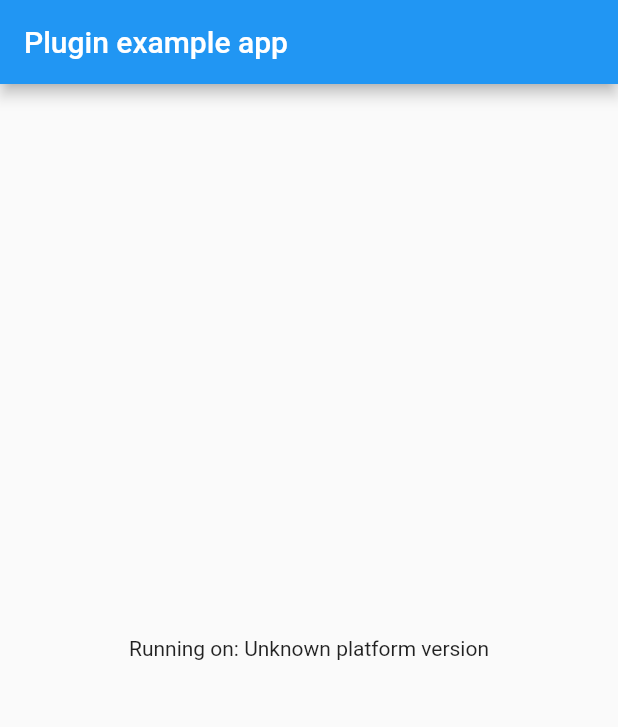
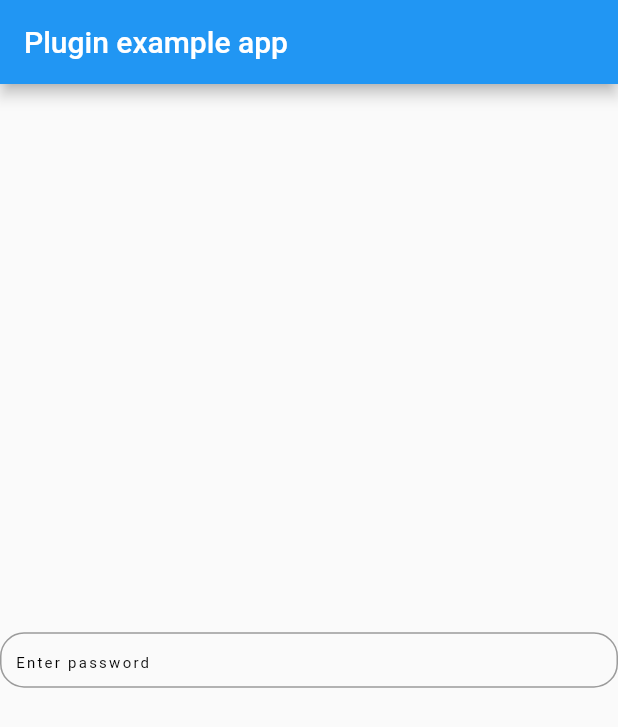
Before and after one commit to prabhuc94/flexicomponents, a Flutter app: the screen it shows after launch, on a phone screen of 412 x 824 dp. Shown: the top 727 px of the screen. Run offline on Flutter 3.47's test engine with Material 2 defaults, Android fonts, the phone set to English and light mode, and no system bars; our stand-ins replace dropdown_search, flutter_screenutil, flutter_svg, plugin_platform_interface; missing offline and left inert: dart:html, date_time, window_manager; project files that could hold a hidden picture were left out.

Commit message:
Password field added

```diff
--- a/example/lib/main.dart
+++ b/example/lib/main.dart
@@ -1,8 +1,9 @@
 import 'package:flutter/material.dart';
 import 'dart:async';
-
+import 'package:flutter_screenutil/flutter_screenutil.dart';
 import 'package:flutter/services.dart';
 import 'package:flexicomponents/flexicomponents.dart';
+import 'package:flexicomponents/components/app_component_password_field.dart';
 
 void main() {
   runApp(const MyApp());
@@ -31,8 +32,8 @@ class _MyAppState extends State<MyApp> {
     // Platform messages may fail, so we use a try/catch PlatformException.
     // We also handle the message potentially returning null.
     try {
-      platformVersion =
-          await _flexicomponentsPlugin.getPlatformVersion() ?? 'Unknown platform version';
+      platformVersion = await _flexicomponentsPlugin.getPlatformVersion() ??
+          'Unknown platform version';
     } on PlatformException {
       platformVersion = 'Failed to get platform version.';
     }
@@ -49,15 +50,24 @@ class _MyAppState extends State<MyApp> {
 
   @override
   Widget build(BuildContext context) {
-    return MaterialApp(
-      home: Scaffold(
-        appBar: AppBar(
-          title: const Text('Plugin example app'),
-        ),
-        body: Center(
-          child: Text('Running on: $_platformVersion\n'),
+    return ScreenUtilInit(
+      builder: (_, __) => MaterialApp(
+        home: Scaffold(
+          appBar: AppBar(
+            title: const Text('Plugin example app'),
+          ),
+          body: Center(
+            child: PasswordTextField(
+              isDense: true,
+                hintText: "Enter password",
+                contentPadding: EdgeInsets.all(10.spMin),
+                border: OutlineInputBorder(
+                    borderRadius: BorderRadius.circular(16.spMin))),
+          ),
         ),
       ),
+      minTextAdapt: true,
+      designSize: const Size(360, 690),
     );
   }
 }
--- /dev/null
+++ b/lib/components/app_component_password_field.dart
@@ -0,0 +1,59 @@
+// ignore_for_file: must_be_immutable
+
+import 'package:flexicomponents/extension/app_simple_extensions.dart';
+import 'package:flutter/material.dart';
+import 'package:flutter_screenutil/flutter_screenutil.dart';
+
+class PasswordTextField extends StatelessWidget {
+  final ValueNotifier<bool> _hidePassword = ValueNotifier(true);
+  TextEditingController? controller;
+  final FocusNode _focusNode = FocusNode();
+  String? hintText;
+  TextStyle? hintTextStyle;
+  TextStyle? style;
+  BoxConstraints? constraints;
+  InputBorder? border;
+  EdgeInsets? contentPadding;
+  bool? isDense;
+  Function()? onEditingComplete;
+  Function(String val)? onSubmitted;
+  Function(String val)? onChanged;
+  PasswordTextField({super.key, this.controller, this.isDense, this.contentPadding, this.border, this.constraints, this.hintText, this.hintTextStyle, this.style, this.onEditingComplete, this.onSubmitted, this.onChanged});
+
+  @override
+  Widget build(BuildContext context) {
+    return ValueListenableBuilder(valueListenable: _hidePassword, builder: (_, value, __) => TextField(
+      key: key,
+      style: style ?? context.textTheme.labelMedium,
+      onEditingComplete: onEditingComplete,
+      onSubmitted: onSubmitted,
+      onChanged: onChanged,
+      focusNode: _focusNode,
+      onTap: () => _focusNode.requestFocus(),
+      maxLines: 1,
+      minLines: 1,
+      obscureText: value,
+      keyboardType: TextInputType.visiblePassword,
+      controller: controller,
+      onTapOutside: (val) {
+        _focusNode.unfocus();
+        _hidePassword.value = true;
+      },
+      textAlign: TextAlign.start,
+      decoration: InputDecoration(
+        hintText: hintText,
+          hintStyle: hintTextStyle ?? context.textTheme.labelSmall,
+          constraints: constraints,
+          border: border,
+          contentPadding: contentPadding,
+          isDense: isDense,
+          suffix: MouseRegion(
+            cursor: SystemMouseCursors.click,
+            child: GestureDetector(onTap: (){
+              _hidePassword.value = !value;
+            }, child: Icon((value) ? Icons.visibility_outlined : Icons.visibility_off_outlined, size: 14.spMin,)),
+          )
+      ),
+    ));
+  }
+}
--- a/lib/components/app_ui_components_date_field.dart
+++ b/lib/components/app_ui_components_date_field.dart
@@ -2,7 +2,7 @@ import 'package:flexicomponents/extension/app_simple_extensions.dart';
 import 'package:flexicomponents/helper/app_helper_date_formats.dart';
 import 'package:flexicomponents/helper/app_helper_picker.dart';
 import 'package:flexicomponents/helper/app_paths_color.dart';
-import 'package:flexicomponents/paths/app_paths_vectors.dart';
+import 'package:flexicomponents/path/app_paths_vectors.dart';
 import 'package:flutter/material.dart';
 import 'package:flutter_screenutil/flutter_screenutil.dart';
 import 'package:flutter_svg/flutter_svg.dart';
--- a/lib/components/app_ui_search_down.dart
+++ b/lib/components/app_ui_search_down.dart
@@ -1,6 +1,6 @@
 import 'package:flexicomponents/components/app_components_custom_search_field.dart';
 import 'package:flexicomponents/extension/app_simple_extensions.dart';
-import 'package:flexicomponents/paths/app_paths_vectors.dart';
+import 'package:flexicomponents/path/app_paths_vectors.dart';
 import 'package:flutter/material.dart';
 import 'package:flutter_screenutil/flutter_screenutil.dart';
 import 'package:flutter_svg/flutter_svg.dart';
--- a/pubspec.yaml
+++ b/pubspec.yaml
@@ -1,6 +1,6 @@
 name: flexicomponents
 description: Components & Extension required for FlexiTrac
-version: 0.0.1
+version: 0.0.2
 homepage: https://github.com/prabhuc94/flexicomponents
 
 environment:
```
Also changed, not shown: lib/components/app_ui_components_teams_project_view.dart (deleted, +0 -211 lines), 1 other file.
